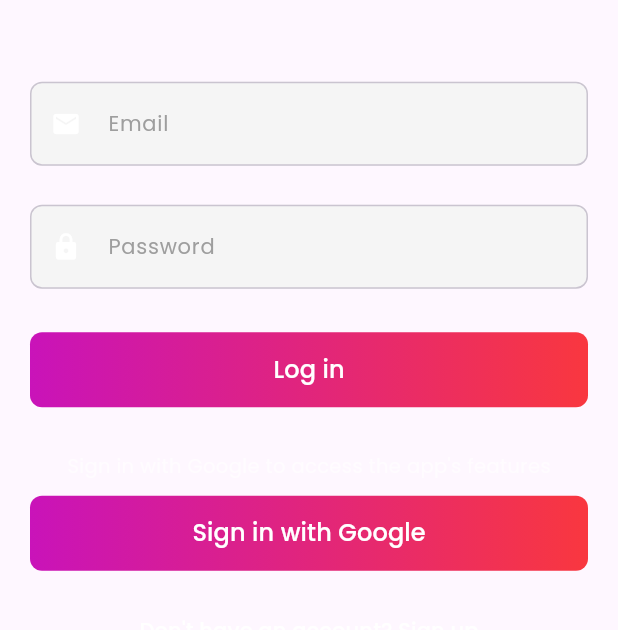
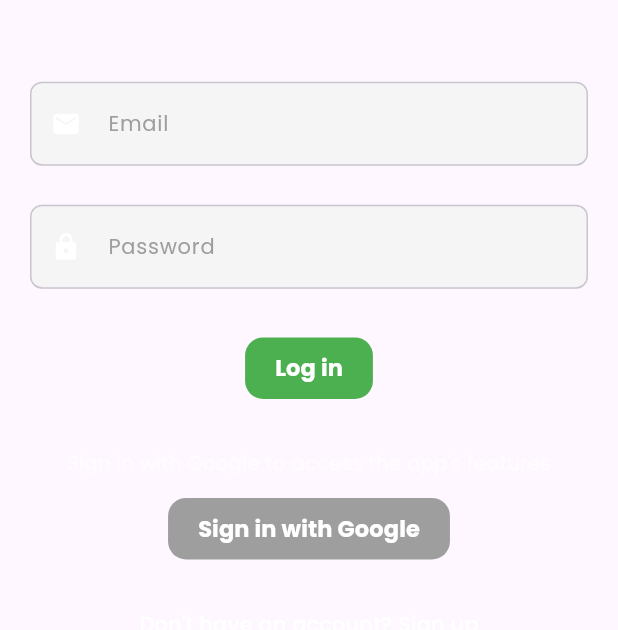
Before and after one commit to sahanDlenora/gig_finder, a Flutter app: the screen it shows after launch, on a phone screen of 412 x 824 dp, the part 165-795 px from its top. Run offline on Flutter 3.47's test engine with Material 3 defaults, Android fonts, the phone set to English and light mode, and no system bars; our stand-ins replace cloud_firestore, firebase_auth, firebase_core, firebase_storage, go_router, google_fonts and 3 more; missing offline and left inert: dart:ffi; accounts and stored records are empty.

Commit message:
Update custom button

```diff
--- a/lib/views/auth_views/login.dart
+++ b/lib/views/auth_views/login.dart
@@ -101,9 +101,10 @@ class LoginScreen extends StatelessWidget {
                       },
                     ),
                     const SizedBox(height: 24),
-                    ReusableButton(
+                    CustomButton(
                       text: 'Log in',
-                      width: MediaQuery.of(context).size.width,
+                      buttonBgColor: Colors.green,
+                      //width: MediaQuery.of(context).size.width,
                       onPressed: () async {
                         if (_formKey.currentState?.validate() ?? false) {
                           await _signInWithEmailAndPassword(context);
@@ -121,9 +122,10 @@ class LoginScreen extends StatelessWidget {
 
                     const SizedBox(height: 10),
                     // Google Sign-In Button
-                    ReusableButton(
+                    CustomButton(
                       text: 'Sign in with Google',
-                      width: MediaQuery.of(context).size.width,
+                      buttonBgColor: Colors.grey,
+                      //width: MediaQuery.of(context).size.width,
                       onPressed: () => _signInWithGoogle(context),
                     ),
                     const SizedBox(height: 16),
--- a/lib/views/auth_views/register.dart
+++ b/lib/views/auth_views/register.dart
@@ -209,9 +209,10 @@ class _RegisterScreenState extends State<RegisterScreen> {
                         },
                       ),
                       const SizedBox(height: 16),
-                      ReusableButton(
+                      CustomButton(
                         text: 'Sign Up',
-                        width: MediaQuery.of(context).size.width,
+                        buttonBgColor: Colors.green,
+                        //width: MediaQuery.of(context).size.width,
                         onPressed: () async {
                           if (_formKey.currentState?.validate() ?? false) {
                             await _createUser(context);
--- a/lib/widgets/reusable/custom_button.dart
+++ b/lib/widgets/reusable/custom_button.dart
@@ -1,21 +1,23 @@
 import 'package:flutter/material.dart';
 import 'package:gig_finder/utils/constants/colors.dart';
 
-class ReusableButton extends StatelessWidget {
+class CustomButton extends StatelessWidget {
   final String text;
-  final double width;
+  final Color buttonBgColor;
+  //final double width;
   final VoidCallback onPressed;
 
-  const ReusableButton({
+  const CustomButton({
     super.key,
     required this.text,
     required this.onPressed,
-    required this.width,
+    required this.buttonBgColor,
+    //required this.width,
   });
 
   @override
   Widget build(BuildContext context) {
-    return Container(
+    return /*Container(
       width: width,
       height: 50,
       decoration: BoxDecoration(
@@ -38,6 +40,28 @@ class ReusableButton extends StatelessWidget {
           ),
         ),
       ),
+    );*/
+        ElevatedButton(
+      onPressed: onPressed,
+      style: ElevatedButton.styleFrom(
+        padding: EdgeInsets.symmetric(
+          vertical: 10,
+          horizontal: 20,
+        ),
+        shape: RoundedRectangleBorder(
+          borderRadius: BorderRadius.circular(12),
+        ),
+        elevation: 0,
+        backgroundColor: buttonBgColor,
+      ),
+      child: Text(
+        text,
+        style: TextStyle(
+          fontSize: 15,
+          fontWeight: FontWeight.bold,
+          color: Colors.white,
+        ),
+      ),
     );
   }
 }
```
Also changed, not shown: lib/views/main_views/sub_pages/add_jobs.dart (+17 -0 lines).
